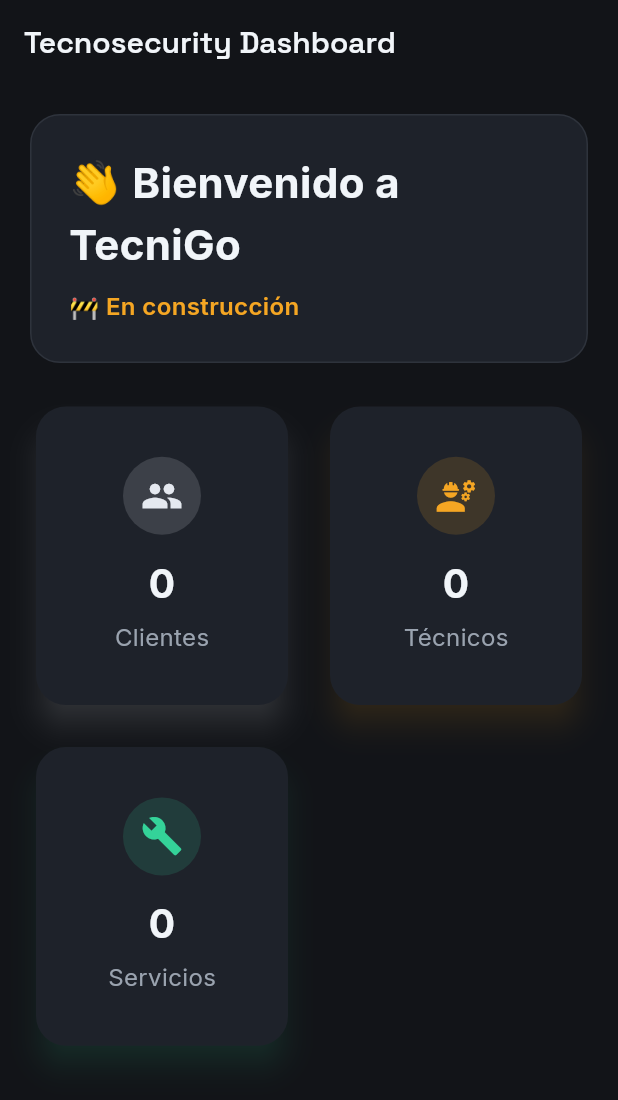
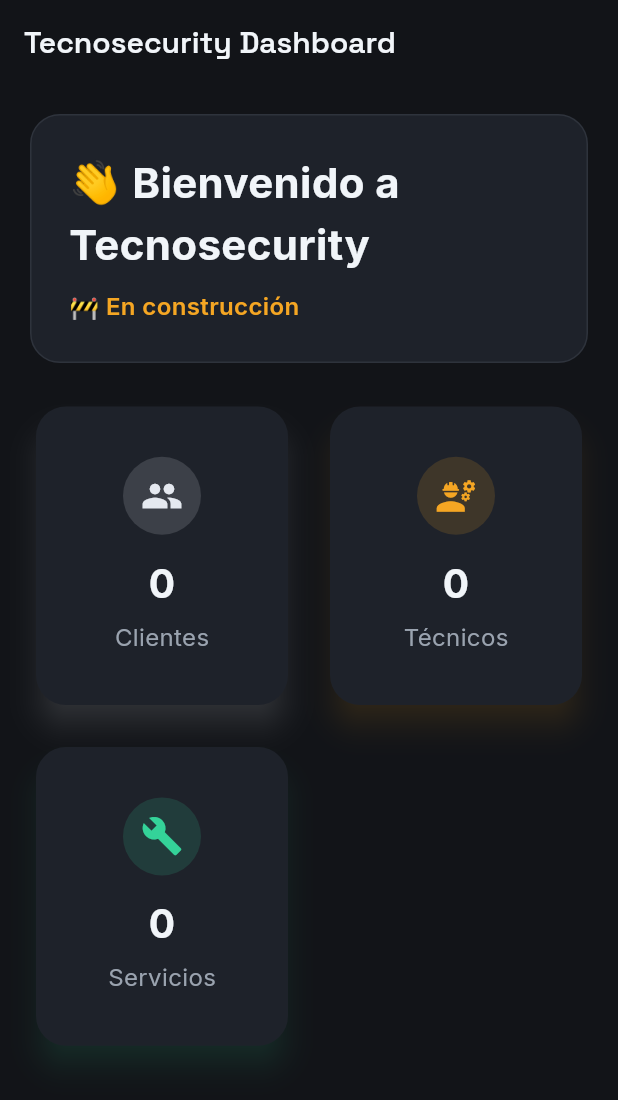
Before and after one commit to nicolasfllv-ship-it/TecniGo, a Flutter app: the DashboardScreen screen opened directly, on a phone screen of 412 x 824 dp. Shown: the top 1100 px of the screen. Run offline on Flutter 3.47's test engine with Material 3 defaults, Android fonts, the phone set to English and light mode, and no system bars; our stand-ins replace cloud_firestore, firebase_auth, firebase_core, flutter_map, geolocator, google_fonts and 2 more; accounts and stored records are empty; network calls fail.

Commit message:
Actualiza branding visible a Tecnosecurity

```diff
--- a/lib/screens/direccion_picker_screen.dart
+++ b/lib/screens/direccion_picker_screen.dart
@@ -399,7 +399,7 @@ class _DireccionPickerScreenState extends State<DireccionPickerScreen> {
         uri,
         headers: {
           'User-Agent':
-              'TecniGoApp/1.0 (contacto@tecnigo.app)',
+              'TecnosecurityApp/1.0 (contacto@tecnigo.app)',
           'Accept': 'application/json',
         },
       );
--- a/lib/widgets/dashboard_header.dart
+++ b/lib/widgets/dashboard_header.dart
@@ -18,7 +18,7 @@ class DashboardHeader extends StatelessWidget {
         crossAxisAlignment: CrossAxisAlignment.start,
         children: [
           Text(
-            "👋 Bienvenido a TecniGo",
+            "👋 Bienvenido a Tecnosecurity",
             style: TextStyle(
               color: AppColors.text,
               fontSize: 28,
```
Also changed, not shown: 6 other files.
